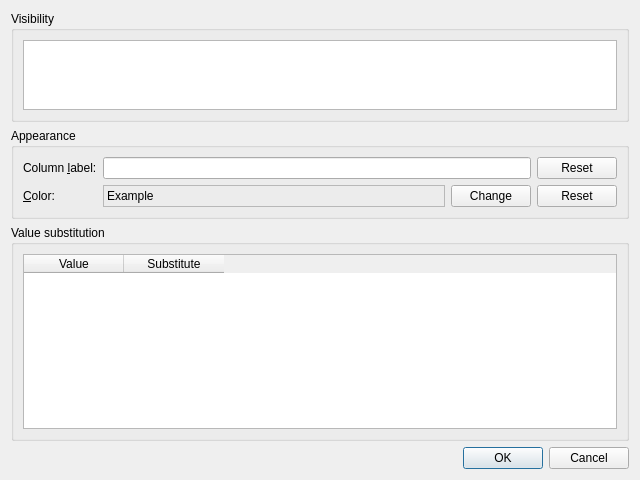
Old version of the form coquery/gui/ui/columnProperties.ui in the repository gkunter/coquery.
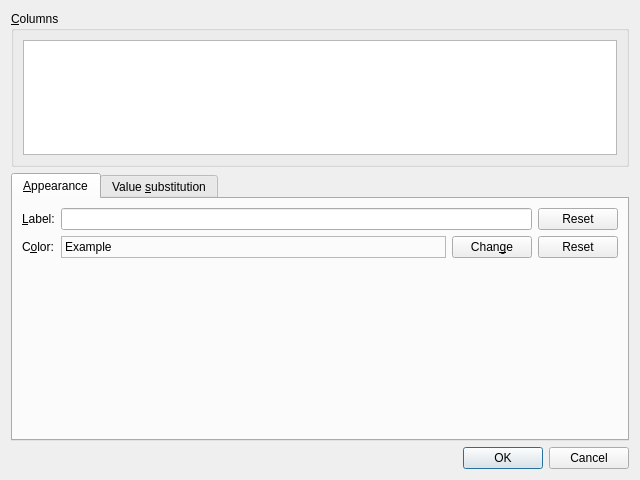
New version of the form. Custom widgets are drawn as their Qt base class.

Commit message: Use tabbed widget

Patch:
```diff
--- a/coquery/gui/ui/columnProperties.ui
+++ b/coquery/gui/ui/columnProperties.ui
@@ -13,11 +13,11 @@
   <property name="windowTitle">
    <string>Column properties – Coquery</string>
   </property>
-  <layout class="QVBoxLayout" name="verticalLayout" stretch="1,0,0,0">
+  <layout class="QVBoxLayout" name="verticalLayout" stretch="1,0,0">
    <item>
     <widget class="QGroupBox" name="groupBox_3">
      <property name="title">
-      <string>Visibility</string>
+      <string>&amp;Columns</string>
      </property>
      <layout class="QVBoxLayout" name="verticalLayout_2">
       <item>
@@ -34,17 +34,34 @@
     </widget>
    </item>
    <item>
-    <widget class="QGroupBox" name="groupBox">
-     <property name="title">
-      <string>Appearance</string>
+    <widget class="QTabWidget" name="tab_widget">
+     <property name="currentIndex">
+      <number>0</number>
      </property>
-     <layout class="QGridLayout" name="gridLayout">
-      <item row="2" column="1">
+     <property name="elideMode">
+      <enum>Qt::ElideMiddle</enum>
+     </property>
+     <widget class="QWidget" name="tab">
+      <attribute name="title">
+       <string>&amp;Appearance</string>
+      </attribute>
+      <layout class="QGridLayout" name="gridLayout_3" rowstretch="0,0,1" columnstretch="0,1,0">
+       <item row="1" column="2">
+        <widget class="QDialogButtonBox" name="buttonbox_color">
+         <property name="orientation">
+          <enum>Qt::Vertical</enum>
+         </property>
+         <property name="standardButtons">
+          <set>QDialogButtonBox::Reset</set>
+         </property>
+        </widget>
+       </item>
+       <item row="1" column="1">
        <layout class="QHBoxLayout" name="horizontalLayout" stretch="0,0">
         <item>
          <widget class="QLabel" name="label_example">
           <property name="sizePolicy">
-           <sizepolicy hsizetype="Expanding" vsizetype="Preferred">
+            <sizepolicy hsizetype="Ignored" vsizetype="Preferred">
             <horstretch>0</horstretch>
             <verstretch>0</verstretch>
            </sizepolicy>
@@ -62,41 +79,53 @@
         </item>
         <item>
          <widget class="QPushButton" name="button_change_color">
+           <property name="sizePolicy">
+            <sizepolicy hsizetype="Fixed" vsizetype="Fixed">
+             <horstretch>0</horstretch>
+             <verstretch>0</verstretch>
+            </sizepolicy>
+           </property>
           <property name="text">
-           <string>Change</string>
+            <string>Chan&amp;ge</string>
           </property>
          </widget>
         </item>
        </layout>
       </item>
-      <item row="1" column="1">
-       <widget class="QLineEdit" name="edit_column_name">
-        <property name="text">
-         <string/>
-        </property>
-       </widget>
-      </item>
-      <item row="2" column="0">
+       <item row="1" column="0">
        <widget class="QLabel" name="label_2">
         <property name="text">
-         <string>&amp;Color:</string>
+          <string>C&amp;olor:</string>
         </property>
         <property name="buddy">
          <cstring>button_change_color</cstring>
         </property>
        </widget>
       </item>
-      <item row="1" column="0">
+       <item row="0" column="0">
        <widget class="QLabel" name="label">
         <property name="text">
-         <string>Column &amp;label:</string>
+          <string>&amp;Label:</string>
         </property>
         <property name="buddy">
          <cstring>edit_column_name</cstring>
         </property>
        </widget>
       </item>
-      <item row="1" column="2">
+       <item row="0" column="1">
+        <widget class="QLineEdit" name="edit_column_name">
+         <property name="sizePolicy">
+          <sizepolicy hsizetype="Preferred" vsizetype="Fixed">
+           <horstretch>0</horstretch>
+           <verstretch>0</verstretch>
+          </sizepolicy>
+         </property>
+         <property name="text">
+          <string/>
+         </property>
+        </widget>
+       </item>
+       <item row="0" column="2">
        <widget class="QDialogButtonBox" name="buttonbox_label">
         <property name="orientation">
          <enum>Qt::Vertical</enum>
@@ -109,30 +138,40 @@
         </property>
        </widget>
       </item>
-      <item row="2" column="2">
-       <widget class="QDialogButtonBox" name="buttonbox_color">
+       <item row="2" column="0">
+        <spacer name="verticalSpacer">
         <property name="orientation">
          <enum>Qt::Vertical</enum>
         </property>
-        <property name="standardButtons">
-         <set>QDialogButtonBox::Reset</set>
-        </property>
-       </widget>
+         <property name="sizeHint" stdset="0">
+          <size>
+           <width>20</width>
+           <height>40</height>
+          </size>
+         </property>
+        </spacer>
       </item>
      </layout>
     </widget>
-   </item>
+     <widget class="QWidget" name="tab_2">
+      <attribute name="title">
+       <string>Value &amp;substitution</string>
+      </attribute>
+      <layout class="QVBoxLayout" name="verticalLayout_3">
    <item>
-    <widget class="QGroupBox" name="groupBox_2">
-     <property name="title">
-      <string>Value substitution</string>
-     </property>
-     <layout class="QGridLayout" name="gridLayout_2">
-      <item row="0" column="0">
        <widget class="QTableWidget" name="table_substitutions">
         <property name="editTriggers">
          <set>QAbstractItemView::AllEditTriggers</set>
         </property>
+         <attribute name="horizontalHeaderDefaultSectionSize">
+          <number>200</number>
+         </attribute>
+         <attribute name="horizontalHeaderMinimumSectionSize">
+          <number>100</number>
+         </attribute>
+         <attribute name="horizontalHeaderStretchLastSection">
+          <bool>true</bool>
+         </attribute>
         <column>
          <property name="text">
           <string>Value</string>
@@ -145,7 +184,15 @@
         </column>
        </widget>
       </item>
-     </layout>
+       <item>
+        <widget class="QDialogButtonBox" name="buttonbox_substitution">
+         <property name="standardButtons">
+          <set>QDialogButtonBox::Reset</set>
+         </property>
+        </widget>
+       </item>
+      </layout>
+     </widget>
     </widget>
    </item>
    <item>
@@ -161,6 +208,11 @@
   </layout>
  </widget>
  <customwidgets>
+  <customwidget>
+   <class>CoqClickableLabel</class>
+   <extends>QLabel</extends>
+   <header location="global">..classes</header>
+  </customwidget>
   <customwidget>
    <class>CoqListSelect</class>
    <extends>QListWidget</extends>
```
Left out of the diff: 7 changed lines with no effect on the pictures. Lines whose indentation alone changed are shown as unchanged. The commit also changes 1 other file.
